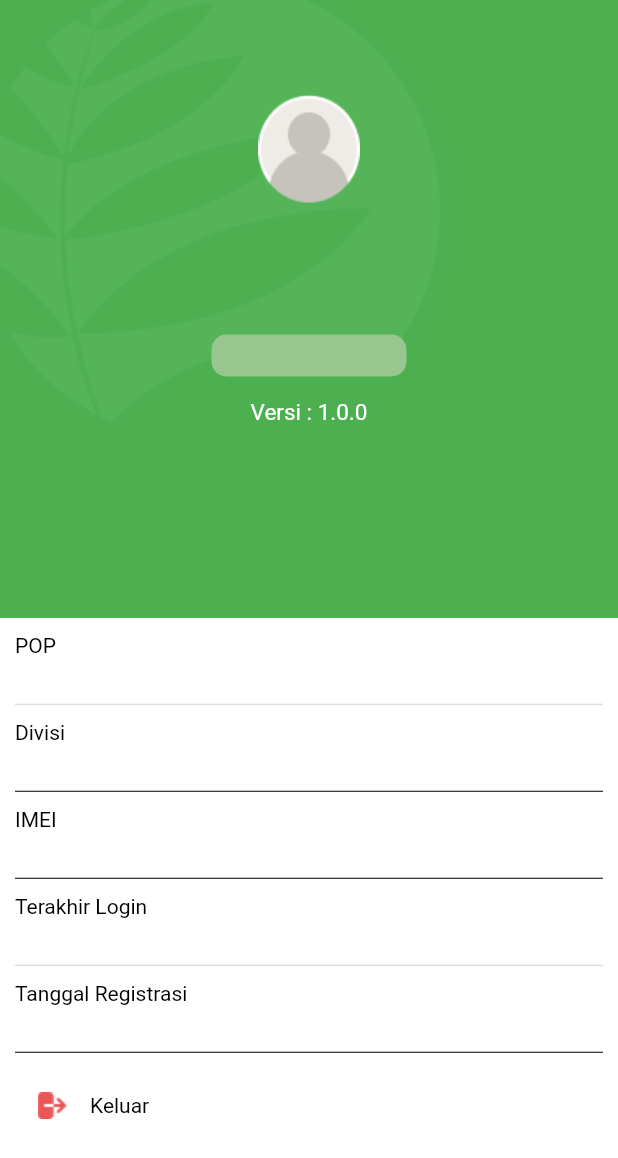
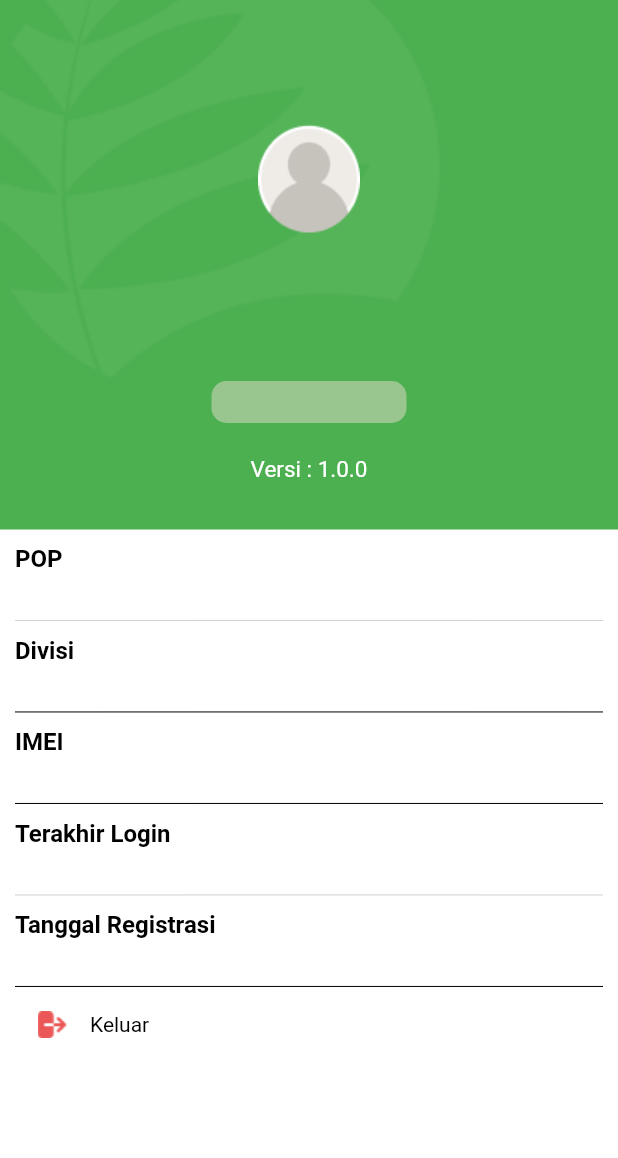
Before and after one commit to dendhi93/OPIMlutter, a Flutter app: the Account screen opened directly, on a phone screen of 412 x 824 dp. Shown: the top 1158 px of the screen. Run offline on Flutter 3.47's test engine with Material 2 defaults, Android fonts, the phone set to English and light mode, and no system bars; our stand-ins replace floor, fluttertoast, hexcolor, package_info, sqflite; missing offline and left inert: dart:ffi; accounts and stored records are empty; generated files the repository leaves out were written again.

Commit message:
1. perbaikan ui di handset

```diff
--- a/lib/Menus/Account/view/Account.dart
+++ b/lib/Menus/Account/view/Account.dart
@@ -59,13 +59,13 @@ class _AccountState extends State<Account> implements AccountInterfaceView, Dial
                   child: Column(
                     mainAxisSize: MainAxisSize.max,
                     children: <Widget>[
-                      Padding(padding: EdgeInsets.only(top: 60.0)),
+                      Padding(padding: EdgeInsets.only(top: 80.0)),
                       Image.asset('assets/images/ic_user.png', width: 90, height: 80,),
-                      Padding(padding: EdgeInsets.only(top: 20.0)),
+                      Padding(padding: EdgeInsets.only(top: 23.0)),
                       Text(nameUser, style:TextStyle(fontSize: 18, color: Colors.white, fontWeight: FontWeight.bold)),
-                      Padding(padding: EdgeInsets.only(top: 10.0)),
+                      Padding(padding: EdgeInsets.only(top: 14.0)),
                       Text(nikUser, style:TextStyle(fontSize: 15, color: Colors.white)),
-                      Padding(padding: EdgeInsets.only(top: 14.0)),
+                      Padding(padding: EdgeInsets.only(top: 18.0)),
                       Container(
                         width: 130,
                         height: 28,
@@ -82,13 +82,13 @@ class _AccountState extends State<Account> implements AccountInterfaceView, Dial
                           child: Text(userRole, style:TextStyle(fontSize: 15, color: Colors.white)),
                         ),
                       ),
-                      Padding(padding: EdgeInsets.only(top: 15.0)),
+                      Padding(padding: EdgeInsets.only(top: 22.0)),
                       Text(versionApps, style:TextStyle(fontSize: 15, color: Colors.white)),
                     ],
                   ),
               ),
             ),
-        ),flex: 4,),
+        ),flex: 3,),
         Expanded(child: Container(
           alignment: Alignment.topLeft,
           color: Colors.white,
@@ -102,7 +102,7 @@ class _AccountState extends State<Account> implements AccountInterfaceView, Dial
                 imeiColumn,
                 lastLoginColumn,
                 registerDateColumn,
-                Padding(padding: EdgeInsets.only(top: 20.0)),
+                Padding(padding: EdgeInsets.only(top: 10.0)),
                 GestureDetector(
                     onTap: (){
                         _opimUtils.showYesNoActionDialog("Confirmation","Are you sure wanto to exit application ?", context, this);
@@ -133,7 +133,7 @@ class _AccountState extends State<Account> implements AccountInterfaceView, Dial
       Padding(padding: EdgeInsets.only(top: 10.0)),
       Container(
         alignment: Alignment.topLeft,
-        child: Text('POP ', style:TextStyle(fontSize: 14, color: Colors.black)),
+        child: Text('POP ', style:TextStyle(fontSize: 16, color: Colors.black, fontWeight: FontWeight.bold)),
       ),
       Padding(padding: EdgeInsets.only(top: 5.0)),
       Container(
@@ -151,7 +151,7 @@ class _AccountState extends State<Account> implements AccountInterfaceView, Dial
       Padding(padding: EdgeInsets.only(top: 10.0)),
       Container(
         alignment: Alignment.topLeft,
-        child: Text('Divisi ', style:TextStyle(fontSize: 14, color: Colors.black)),
+        child: Text('Divisi ', style:TextStyle(fontSize: 16, color: Colors.black, fontWeight: FontWeight.bold)),
       ),
       Padding(padding: EdgeInsets.only(top: 5.0)),
       Container(
@@ -169,7 +169,7 @@ class _AccountState extends State<Account> implements AccountInterfaceView, Dial
       Padding(padding: EdgeInsets.only(top: 10.0)),
       Container(
         alignment: Alignment.topLeft,
-        child: Text('IMEI ', style:TextStyle(fontSize: 14, color: Colors.black)),
+        child: Text('IMEI ', style:TextStyle(fontSize: 16, color: Colors.black, fontWeight: FontWeight.bold)),
       ),
       Padding(padding: EdgeInsets.only(top: 5.0)),
       Container(
@@ -187,7 +187,7 @@ class _AccountState extends State<Account> implements AccountInterfaceView, Dial
       Padding(padding: EdgeInsets.only(top: 10.0)),
       Container(
         alignment: Alignment.topLeft,
-        child: Text('Terakhir Login ', style:TextStyle(fontSize: 14, color: Colors.black)),
+        child: Text('Terakhir Login ', style:TextStyle(fontSize: 16, color: Colors.black, fontWeight: FontWeight.bold)),
       ),
       Padding(padding: EdgeInsets.only(top: 5.0)),
       Container(
@@ -205,7 +205,7 @@ class _AccountState extends State<Account> implements AccountInterfaceView, Dial
       Padding(padding: EdgeInsets.only(top: 10.0)),
       Container(
         alignment: Alignment.topLeft,
-        child: Text('Tanggal Registrasi ', style:TextStyle(fontSize: 14, color: Colors.black)),
+        child: Text('Tanggal Registrasi ', style:TextStyle(fontSize: 16, color: Colors.black, fontWeight: FontWeight.bold)),
       ),
       Padding(padding: EdgeInsets.only(top: 5.0)),
       Container(
```
